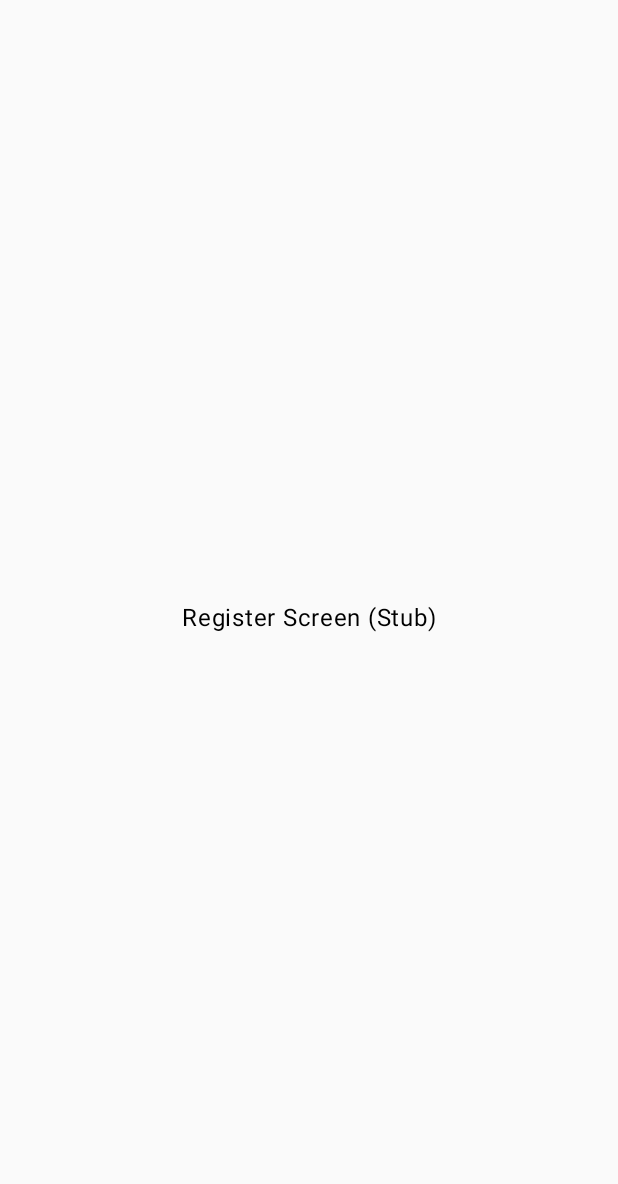
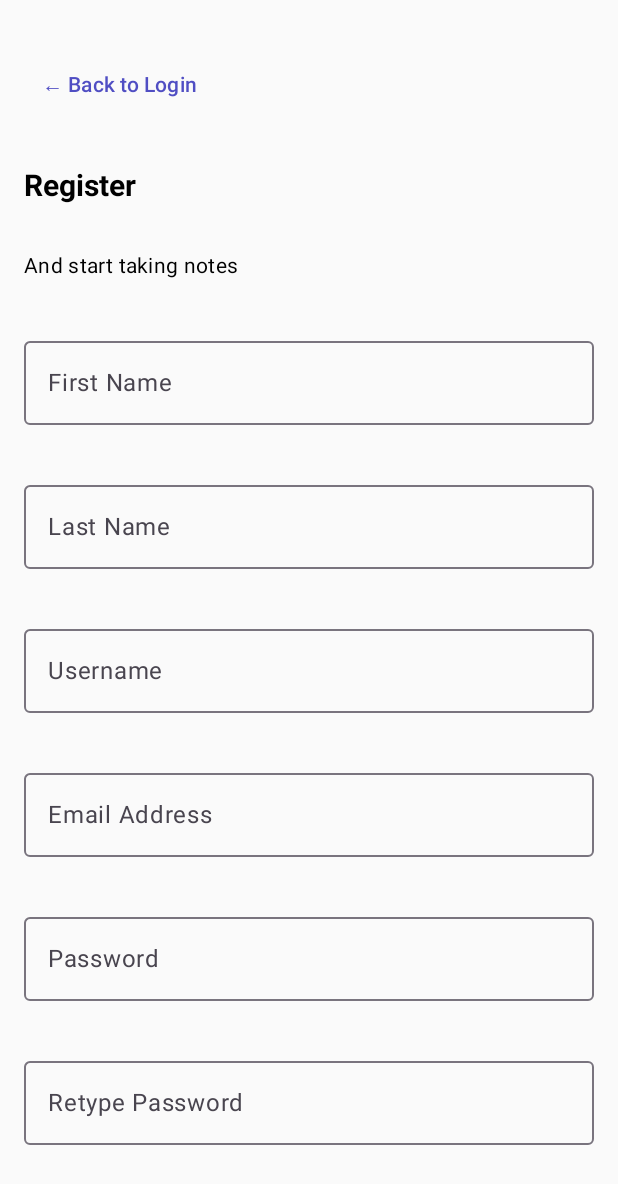
Before and after one commit to AliMajidi1/simplenote, an Android app built with Jetpack Compose: the RegisterScreen screen opened through its navigation route, on a phone screen of 412 x 824 dp. Before the commit the part shown is almost empty. Shown: the top 1184 px of the screen. Run offline under Robolectric (Android 15) with nearby library versions, the phone set to English and light mode, and no system bars.

Commit message:
Add registration feature; implement RegisterScreen, RegisterViewModel, and API integration

```diff
--- a/app/src/main/java/com/example/simplenote/nav/Navigation.kt
+++ b/app/src/main/java/com/example/simplenote/nav/Navigation.kt
@@ -17,6 +17,7 @@ import androidx.compose.runtime.LaunchedEffect
 import com.example.simplenote.data.TokenStore
 import androidx.compose.runtime.collectAsState
 import androidx.compose.runtime.State
+import com.example.simplenote.ui.screens.RegisterScreen
 
 object Destinations {
     const val Onboarding = "onboarding"
@@ -60,12 +61,10 @@ fun AppNavHost(
             )
         }
         composable(Destinations.Register) {
-            Box(
-                modifier = Modifier.fillMaxSize(),
-                contentAlignment = Alignment.Center
-            ) {
-                Text("Register Screen (Stub)")
-            }
+            RegisterScreen(
+                onBackToLogin = { navController.navigateUp() },
+                onRegisterSuccess = { navController.navigate(Destinations.Login) }
+            )
         }
         composable(Destinations.Home) {
             Box(
--- /dev/null
+++ b/app/src/main/java/com/example/simplenote/ui/screens/RegisterScreen.kt
@@ -0,0 +1,103 @@
+package com.example.simplenote.ui.screens
+
+import androidx.compose.foundation.layout.*
+import androidx.compose.foundation.text.KeyboardOptions
+import androidx.compose.material3.*
+import androidx.compose.runtime.*
+import androidx.compose.ui.Modifier
+import androidx.compose.ui.platform.LocalContext
+import androidx.compose.ui.text.input.KeyboardType
+import androidx.compose.ui.text.input.PasswordVisualTransformation
+import androidx.compose.ui.unit.dp
+import com.example.simplenote.data.AuthRepository
+import com.example.simplenote.data.TokenStore
+import com.example.simplenote.data.remote.AuthApi
+import com.example.simplenote.ui.components.PrimaryPillButton
+import com.example.simplenote.ui.screens.RegisterViewModel
+import org.koin.compose.getKoin
+
+@Composable
+fun RegisterScreen(
+    onBackToLogin: () -> Unit,
+    onRegisterSuccess: () -> Unit
+) {
+    val tokenStore: TokenStore = getKoin().get()
+    val authApi: AuthApi = getKoin().get()
+    val viewModel = remember { RegisterViewModel(AuthRepository(authApi, tokenStore)) }
+
+    val uiState by viewModel.uiState.collectAsState()
+
+    Column(
+        modifier = Modifier
+            .fillMaxSize()
+            .padding(horizontal = 16.dp, vertical = 32.dp),
+        verticalArrangement = Arrangement.spacedBy(32.dp)
+    ) {
+        // AppBar
+        TextButton(onClick = onBackToLogin) {
+            Text(text = "← Back to Login")
+        }
+
+        // Title and Subtitle
+        Text(text = "Register", style = MaterialTheme.typography.titleLarge)
+        Text(text = "And start taking notes", style = MaterialTheme.typography.bodyMedium)
+
+        // Input Fields
+        OutlinedTextField(
+            value = uiState.firstName,
+            onValueChange = { viewModel.onFirstNameChange(it) },
+            label = { Text("First Name") },
+            modifier = Modifier.fillMaxWidth()
+        )
+
+        OutlinedTextField(
+            value = uiState.lastName,
+            onValueChange = { viewModel.onLastNameChange(it) },
+            label = { Text("Last Name") },
+            modifier = Modifier.fillMaxWidth()
+        )
+
+        OutlinedTextField(
+            value = uiState.username,
+            onValueChange = { viewModel.onUsernameChange(it) },
+            label = { Text("Username") },
+            modifier = Modifier.fillMaxWidth()
+        )
+
+        OutlinedTextField(
+            value = uiState.email,
+            onValueChange = { viewModel.onEmailChange(it) },
+            label = { Text("Email Address") },
+            keyboardOptions = KeyboardOptions(keyboardType = KeyboardType.Email),
+            modifier = Modifier.fillMaxWidth()
+        )
+
+        OutlinedTextField(
+            value = uiState.password,
+            onValueChange = { viewModel.onPasswordChange(it) },
+            label = { Text("Password") },
+            visualTransformation = PasswordVisualTransformation(),
+            modifier = Modifier.fillMaxWidth()
+        )
+
+        OutlinedTextField(
+            value = uiState.confirmPassword,
+            onValueChange = { viewModel.onConfirmPasswordChange(it) },
+            label = { Text("Retype Password") },
+            visualTransformation = PasswordVisualTransformation(),
+            modifier = Modifier.fillMaxWidth()
+        )
+
+        // Register Button
+        PrimaryPillButton(
+            text = "Register",
+            onClick = { viewModel.submit(onRegisterSuccess) },
+            enabled = uiState.isSubmitEnabled
+        )
+
+        // Footer
+        TextButton(onClick = onBackToLogin) {
+            Text(text = "Already have an account? Login here")
+        }
+    }
+}
--- /dev/null
+++ b/app/src/main/java/com/example/simplenote/ui/screens/RegisterViewModel.kt
@@ -0,0 +1,89 @@
+package com.example.simplenote.ui.screens
+
+import androidx.lifecycle.ViewModel
+import androidx.lifecycle.viewModelScope
+import com.example.simplenote.data.AuthRepository
+import kotlinx.coroutines.flow.MutableStateFlow
+import kotlinx.coroutines.flow.StateFlow
+import kotlinx.coroutines.launch
+
+class RegisterViewModel(
+    private val authRepository: AuthRepository
+) : ViewModel() {
+
+    private val _uiState = MutableStateFlow(RegisterUiState())
+    val uiState: StateFlow<RegisterUiState> = _uiState
+
+    fun onFirstNameChange(value: String) {
+        _uiState.value = _uiState.value.copy(firstName = value)
+        validateForm()
+    }
+
+    fun onLastNameChange(value: String) {
+        _uiState.value = _uiState.value.copy(lastName = value)
+        validateForm()
+    }
+
+    fun onUsernameChange(value: String) {
+        _uiState.value = _uiState.value.copy(username = value)
+        validateForm()
+    }
+
+    fun onEmailChange(value: String) {
+        _uiState.value = _uiState.value.copy(email = value)
+        validateForm()
+    }
+
+    fun onPasswordChange(value: String) {
+        _uiState.value = _uiState.value.copy(password = value)
+        validateForm()
+    }
+
+    fun onConfirmPasswordChange(value: String) {
+        _uiState.value = _uiState.value.copy(confirmPassword = value)
+        validateForm()
+    }
+
+    private fun validateForm() {
+        val state = _uiState.value
+        val isValid = state.firstName.isNotBlank() &&
+                state.lastName.isNotBlank() &&
+                state.username.length >= 3 && state.username.matches(Regex("^[a-zA-Z][a-zA-Z0-9_]*$")) &&
+                state.email.contains("@") &&
+                state.password.length >= 8 && state.password.any { it.isDigit() } && state.password.any { it.isLetter() } &&
+                state.password == state.confirmPassword
+
+        _uiState.value = state.copy(isSubmitEnabled = isValid)
+    }
+
+    fun submit(onSuccess: () -> Unit) {
+        viewModelScope.launch {
+            _uiState.value = _uiState.value.copy(isSubmitting = true)
+            try {
+                authRepository.register(
+                    firstName = _uiState.value.firstName,
+                    lastName = _uiState.value.lastName,
+                    username = _uiState.value.username,
+                    email = _uiState.value.email,
+                    password = _uiState.value.password
+                )
+                onSuccess()
+            } catch (e: Exception) {
+                // Handle error (e.g., show snackbar)
+            } finally {
+                _uiState.value = _uiState.value.copy(isSubmitting = false)
+            }
+        }
+    }
+}
+
+data class RegisterUiState(
+    val firstName: String = "",
+    val lastName: String = "",
+    val username: String = "",
+    val email: String = "",
+    val password: String = "",
+    val confirmPassword: String = "",
+    val isSubmitEnabled: Boolean = false,
+    val isSubmitting: Boolean = false
+)
--- a/app/src/main/res/values/colors.xml
+++ b/app/src/main/res/values/colors.xml
@@ -12,4 +12,5 @@
     <color name="text_grey">#827D89</color>
     <color name="border_grey">#C8C5CB</color>
     <color name="divider_grey">#EFEEF0</color>
+    <color name="error">#D32F2F</color>
 </resources>
```
Also changed, not shown: app/src/main/java/com/example/simplenote/data/AuthRepository.kt (+31 -0 lines), app/src/main/java/com/example/simplenote/data/remote/AuthApi.kt (+18 -0 lines), app/src/main/res/values/strings.xml (+17 -0 lines), app/build.gradle.kts (line endings or trailing spaces).
